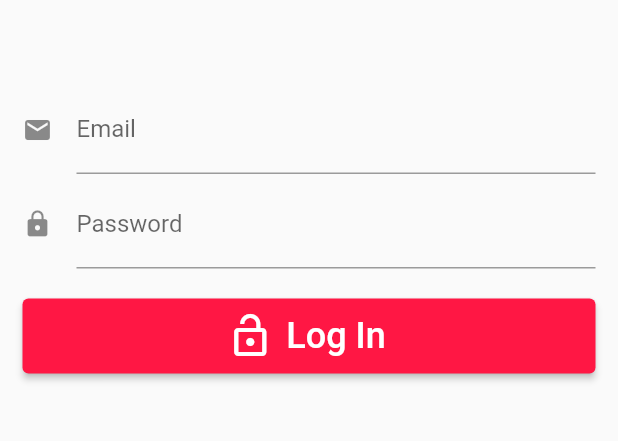
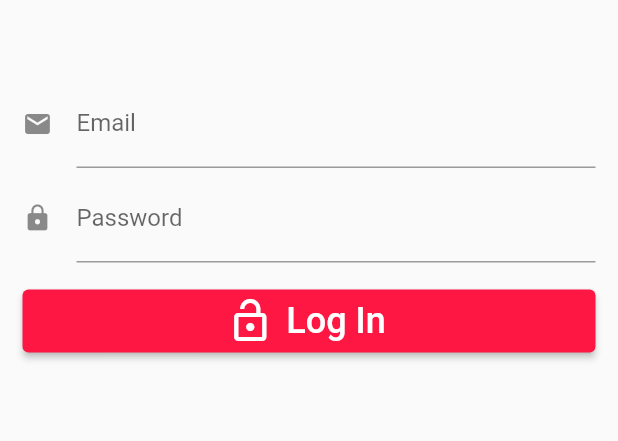
Before and after one commit to danielv27/roomies_app, a Flutter app: the screen it shows after launch, on a phone screen of 412 x 824 dp, the part 402-843 px from its top. Run offline on Flutter 3.47's test engine with Material 2 defaults, Android fonts, the phone set to English and light mode, and no system bars; our stand-ins replace file_picker, firebase_auth, firebase_core, flutter_chat_types, flutter_chat_ui, image_picker and 1 more; missing offline and left inert: bottom_bar; accounts and stored records are empty.

Commit message:
try volp

```diff
--- a/lib/main.dart
+++ b/lib/main.dart
@@ -1,3 +1,4 @@
+import 'package:flutter/services.dart';
 import 'package:firebase_auth/firebase_auth.dart';
 import 'package:firebase_core/firebase_core.dart';
 import 'package:flutter/material.dart';
@@ -6,6 +7,9 @@ import 'pages/login_page.dart';
 
 Future main() async {
   WidgetsFlutterBinding.ensureInitialized();
+    SystemChrome.setPreferredOrientations(
+      [DeviceOrientation.portraitUp]
+  );
   await Firebase.initializeApp();
 
   runApp(const App());
--- a/lib/pages/login_page.dart
+++ b/lib/pages/login_page.dart
@@ -7,8 +7,7 @@ class LoginPage extends StatelessWidget {
   Widget build(BuildContext context) {
     return Scaffold(
       resizeToAvoidBottomInset: true,
-      body: SingleChildScrollView(
-        child: Column(
+      body: Column(
         children:[
           const SizedBox(height: 110,),
           const Image(image: AssetImage('assets/images/demo-house.png'),height: 120,),
@@ -19,7 +18,6 @@ class LoginPage extends StatelessWidget {
           const SizedBox(height: 22,),
           LoginWidget()
         ],
-        ),
       )
     );
   }
@@ -43,7 +41,7 @@ class LoginWidgetState extends State<LoginWidget> {
     return SingleChildScrollView(
       padding: const EdgeInsets.all(15),
       child: Column(children: [
-        const SizedBox(height: 20),
+        const SizedBox(height: 16),
         TextField(
           controller: emailController,
           textInputAction: TextInputAction.next,
@@ -66,12 +64,12 @@ class LoginWidgetState extends State<LoginWidget> {
             ),
         ),
 
-        const SizedBox(height: 20),
+        const SizedBox(height: 15),
 
         ElevatedButton.icon(
           style: ElevatedButton.styleFrom(
             primary: Colors.redAccent[400],
-            minimumSize: const Size.fromHeight(50)
+            minimumSize: const Size.fromHeight(42)
 
           ),
           icon: const Icon(Icons.lock_open, size: 32),
```
Lines whose indentation alone changed are shown as unchanged.
